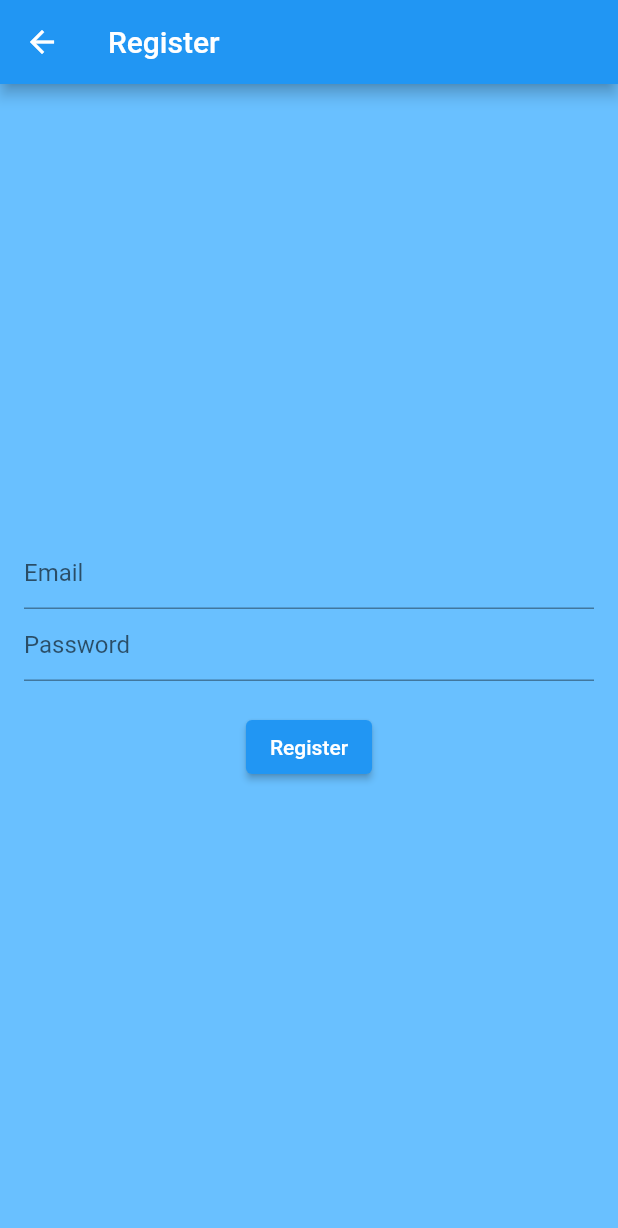
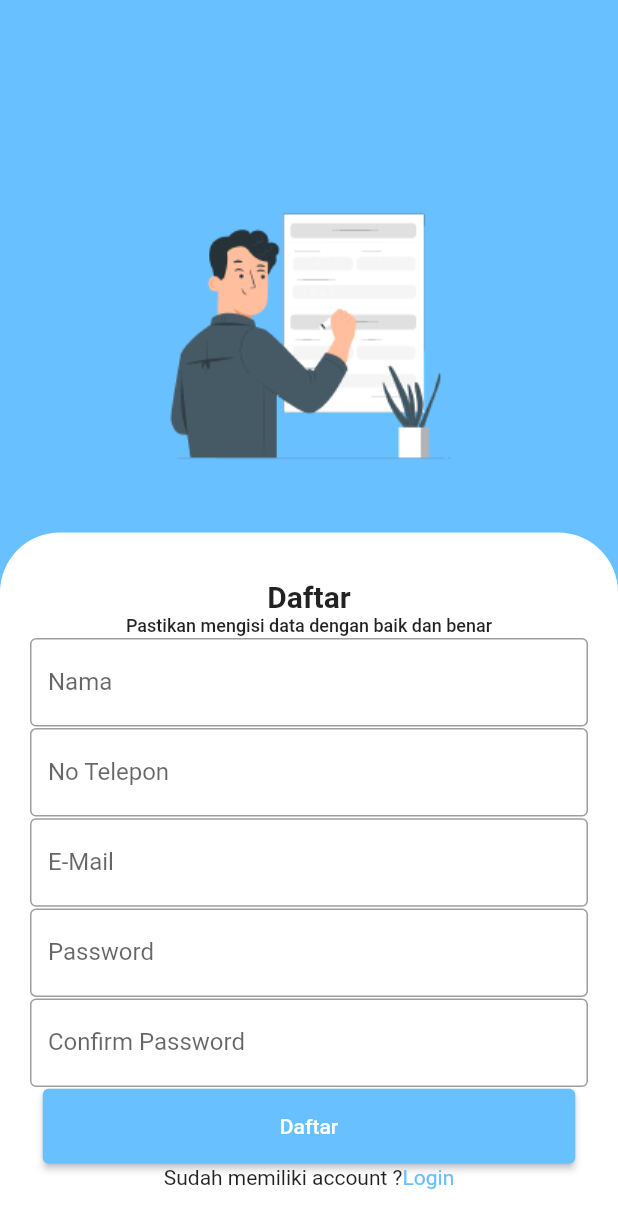
Before and after one commit to AgilS121/TA-Mobile-SewaIN, a Flutter app: the Register screen opened directly, on a phone screen of 412 x 824 dp. Shown: the top 1228 px of the screen. Run offline on Flutter 3.47's test engine with Material 2 defaults, Android fonts, the phone set to English and light mode, and no system bars; our stand-ins replace badges; Roboto replaces fonts that are missing (Poppins).

Commit message:
update login, register, home - agils

```diff
--- a/frontend/lib/main.dart
+++ b/frontend/lib/main.dart
@@ -1,7 +1,8 @@
 import 'package:flutter/material.dart';
 import 'package:frontend/components/body.dart';
 import 'package:frontend/page/Login/login.dart';
-import 'package:frontend/page/root.dart';
+import 'package:frontend/page/halamanSewa/halamanSewa.dart';
+import 'package:frontend/page/home/root.dart';
 import 'package:frontend/theme/pallete.dart';
 
 void main(List<String> args) {
@@ -21,7 +22,7 @@ class SewaIn extends StatelessWidget {
         visualDensity: VisualDensity.adaptivePlatformDensity,
         scaffoldBackgroundColor: MyColors.bg,
       ),
-      home: const Login(),
+      home: HalamanSewa(),
     );
   }
 }
--- /dev/null
+++ b/frontend/lib/page/Register/background_register.dart
@@ -0,0 +1,27 @@
+import 'package:flutter/material.dart';
+
+class BackgroundRegister extends StatefulWidget {
+  const BackgroundRegister({super.key});
+
+  @override
+  State<BackgroundRegister> createState() => _BackgroundRegisterState();
+}
+
+class _BackgroundRegisterState extends State<BackgroundRegister> {
+  @override
+  Widget build(BuildContext context) {
+    return Stack(
+      children: [
+        ClipRRect(
+          child: Align(
+            child: Container(
+              padding:
+                  EdgeInsets.only(top: 110, left: 38, right: 38, bottom: 36),
+              child: Image.asset("assets/images/register.png"),
+            ),
+          ),
+        )
+      ],
+    );
+  }
+}
--- a/frontend/lib/page/Register/register.dart
+++ b/frontend/lib/page/Register/register.dart
@@ -1,64 +1,128 @@
 import 'package:flutter/material.dart';
+import 'package:frontend/components/body.dart';
 import 'package:frontend/page/Login/login.dart';
+import 'package:frontend/page/Register/background_register.dart';
+import 'package:frontend/theme/pallete.dart';
 
 class Register extends StatefulWidget {
+  const Register({super.key});
+
   @override
-  _RegisterState createState() => _RegisterState();
+  State<Register> createState() => _RegisterState();
 }
 
 class _RegisterState extends State<Register> {
-  // buat variabel untuk menyimpan email dan password
-  TextEditingController emailController = TextEditingController();
-  TextEditingController passwordController = TextEditingController();
-
   @override
   Widget build(BuildContext context) {
     return Scaffold(
-      appBar: AppBar(
-        title: Text('Register'),
+      body: body(),
+    );
+  }
+
+  body() {
+    return Column(
+      crossAxisAlignment: CrossAxisAlignment.stretch,
+      children: [
+        BackgroundRegister(),
+        Expanded(
+          child: Container(
+            decoration: BoxDecoration(
+                color: Colors.white,
+                borderRadius: BorderRadius.only(
+                  topLeft: Radius.circular(40),
+                  topRight: Radius.circular(40),
+                )),
+            // height: 700,
+            child: Padding(
+              padding: EdgeInsets.fromLTRB(20, 30, 20, 30),
+              child: Column(
+                mainAxisAlignment: MainAxisAlignment.spaceEvenly,
+                children: [
+                  Text(
+                    "Daftar",
+                    style: TextStyle(
+                        fontWeight: FontWeight.w700,
+                        fontFamily: 'Poppins',
+                        fontSize: 20),
+                    textAlign: TextAlign.center,
                   ),
-      body: Container(
-        padding: EdgeInsets.all(16.0),
-        child: Column(
-          crossAxisAlignment: CrossAxisAlignment.center,
-          mainAxisAlignment: MainAxisAlignment.center,
-          children: <Widget>[
+                  Text(
+                    "Pastikan mengisi data dengan baik dan benar",
+                    style: TextStyle(
+                        fontWeight: FontWeight.w500,
+                        fontFamily: 'Poppins',
+                        fontSize: 12),
+                  ),
                   TextFormField(
-              controller: emailController,
+                    decoration: InputDecoration(
+                        label: Text("Nama"), border: OutlineInputBorder()),
+                  ),
+                  TextFormField(
+                    keyboardType: TextInputType.number,
+                    decoration: InputDecoration(
+                        label: Text("No Telepon"),
+                        border: OutlineInputBorder()),
+                  ),
+                  TextFormField(
                     keyboardType: TextInputType.emailAddress,
                     decoration: InputDecoration(
-                hintText: 'Email',
+                        label: Text("E-Mail"), border: OutlineInputBorder()),
+                  ),
+                  TextFormField(
+                    obscureText: true,
+                    decoration: InputDecoration(
+                        label: Text("Password"), border: OutlineInputBorder()),
+                  ),
+                  TextFormField(
+                    obscureText: true,
+                    decoration: InputDecoration(
+                        label: Text("Confirm Password"),
+                        border: OutlineInputBorder()),
+                  ),
+                  SizedBox(
+                    child: Container(
+                      decoration: BoxDecoration(
+                        borderRadius: BorderRadius.only(
+                          topLeft: Radius.circular(20),
+                          topRight: Radius.circular(20),
+                          bottomLeft: Radius.circular(20),
+                          bottomRight: Radius.circular(20),
                         ),
                       ),
-            TextFormField(
-              controller: passwordController,
-              obscureText: true,
-              decoration: InputDecoration(
-                hintText: 'Password',
+                      width: 355,
+                      height: 50,
+                      child: ElevatedButton(
+                        onPressed: () {},
+                        child: Text("Daftar"),
+                        style: ButtonStyle(
+                          backgroundColor:
+                              MaterialStateProperty.all(MyColors.bg),
                         ),
                       ),
-            SizedBox(height: 20),
-            ElevatedButton(
-              onPressed: () {
-                // lakukan validasi form, jika valid maka pindah ke halaman Home
-                if (_isValidForm()) {
-                  Navigator.pushReplacement(
-                    context,
-                    MaterialPageRoute(builder: (context) => Login()),
-                  );
-                }
+                    ),
+                  ),
+                  GestureDetector(
+                    onTap: () {
+                      Navigator.push(context,
+                          MaterialPageRoute(builder: (context) => Login()));
                     },
-              child: Text('Register'),
+                    child: Row(
+                      mainAxisAlignment: MainAxisAlignment.center,
+                      children: [
+                        Text("Sudah memiliki account ?"),
+                        Text(
+                          "Login",
+                          style: TextStyle(color: MyColors.bg),
+                        )
+                      ],
                     ),
+                  )
                 ],
               ),
             ),
+          ),
+        )
+      ],
     );
   }
-
-  bool _isValidForm() {
-    // validasi form, return true jika valid
-    return emailController.text.isNotEmpty &&
-        passwordController.text.isNotEmpty;
 }
-}
--- a/frontend/pubspec.yaml
+++ b/frontend/pubspec.yaml
@@ -78,7 +78,7 @@ flutter:
   # list giving the asset and other descriptors for the font. For
   # example:
   fonts:
-    - family : "FontPoppins"
+    - family : "Poppins"
       fonts :
         - asset : "assets/fonts/poppins/Poppins-Bold.otf"
     # - family: Schyler
```
Also changed, not shown: frontend/lib/page/Login/background_login.dart (added, +29 -0 lines), frontend/lib/page/Login/login.dart (+37 -29 lines), frontend/lib/page/halamanSewa/components/image_halaman_sewa.dart (added, +16 -0 lines), frontend/lib/page/halamanSewa/halamanSewa.dart (added, +63 -0 lines), frontend/lib/page/home/root.dart (renamed from frontend/lib/page/root.dart). Lines whose indentation alone changed are shown as unchanged.
